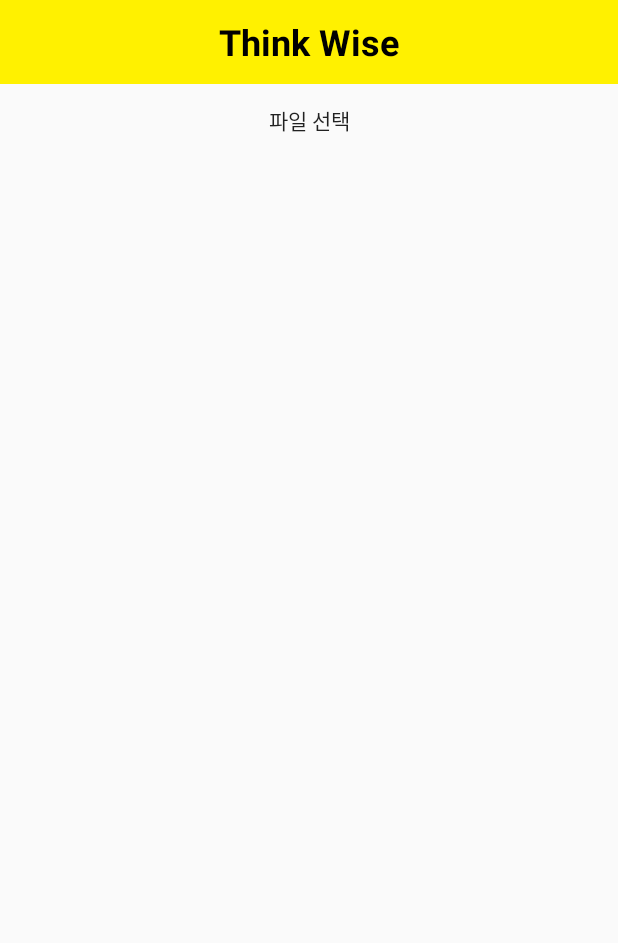
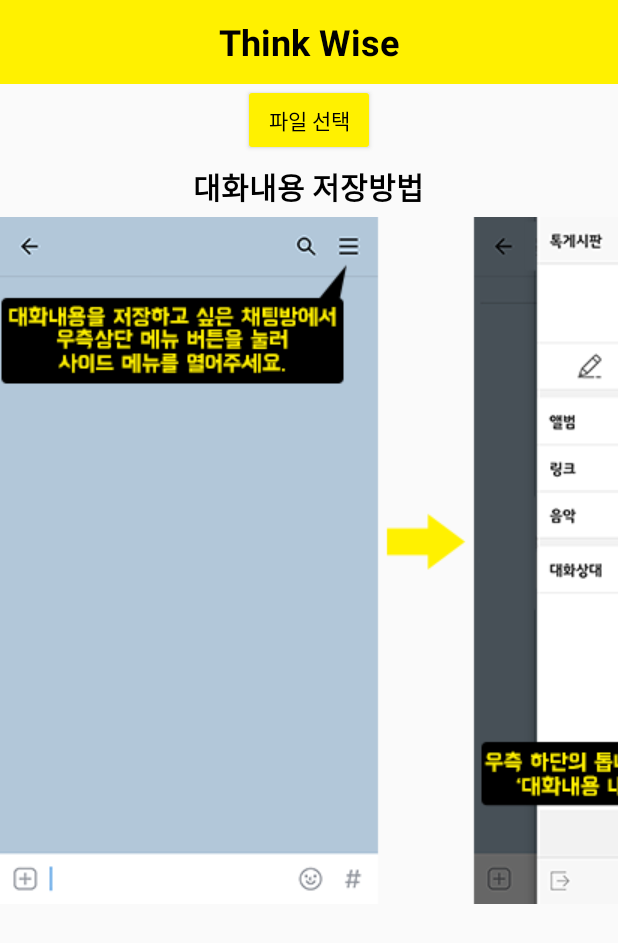
Before and after one commit to rudtn082/Think_Wise, an Android app: the screen it shows after launch (MainActivity), on a phone screen of 412 x 824 dp. Shown: the top 943 px of the screen. Run offline under Robolectric (Android 15) with nearby library versions, the light colour scheme and no system bars.

Commit message:
대화내용 내보내기 설명 추가

```diff
--- a/app/src/main/res/layout/activity_main.xml
+++ b/app/src/main/res/layout/activity_main.xml
@@ -26,6 +26,7 @@
 
 
     <LinearLayout
+        android:id="@+id/button_layout"
         android:layout_width="match_parent"
         android:layout_height="wrap_content"
         android:orientation="vertical"
@@ -33,13 +34,51 @@
 
         <Button
             android:id="@+id/button"
-            style="@style/Widget.AppCompat.Button.Borderless"
+            style="@style/Widget.AppCompat.Button.Colored"
             android:layout_width="wrap_content"
             android:layout_height="wrap_content"
             android:layout_gravity="center_horizontal"
             android:onClick="file_select"
+            android:textColor="#000000"
             android:text="파일 선택" />
+
+        <Space
+            android:layout_width="match_parent"
+            android:layout_height="5dp" />
+
+        <TextView
+            android:layout_width="wrap_content"
+            android:layout_height="wrap_content"
+            android:textStyle="bold"
+            android:textColor="#000000"
+            android:textSize="20sp"
+            android:layout_gravity="center_horizontal"
+            android:text="대화내용 저장방법"/>
+
+        <Space
+            android:layout_width="match_parent"
+            android:layout_height="5dp" />
+
+        <HorizontalScrollView
+            android:layout_width="match_parent"
+            android:layout_height="match_parent">
+
+            <LinearLayout
+                android:layout_width="match_parent"
+                android:layout_height="match_parent"
+                android:orientation="horizontal">
+
+                <ImageView
+                    android:id="@+id/imageView1"
+                    android:layout_width="wrap_content"
+                    android:layout_height="match_parent"
+                    android:src="@drawable/read" />
+            </LinearLayout>
+        </HorizontalScrollView>
     </LinearLayout>
 
 
+
+
+
 </android.support.constraint.ConstraintLayout>
--- a/app/src/main/res/values/colors.xml
+++ b/app/src/main/res/values/colors.xml
@@ -2,6 +2,6 @@
 <resources>
     <color name="colorPrimary">#008577</color>
     <color name="colorPrimaryDark">#00574B</color>
-    <color name="colorAccent">#D81B60</color>
+    <color name="colorAccent">#FFF100</color>
     <color name="Yellow">#FFF100</color>
 </resources>
```
Also changed, not shown: app/src/main/res/drawable-v24/read.png (added), app/src/main/res/drawable/read.png (added), 88 other files.
